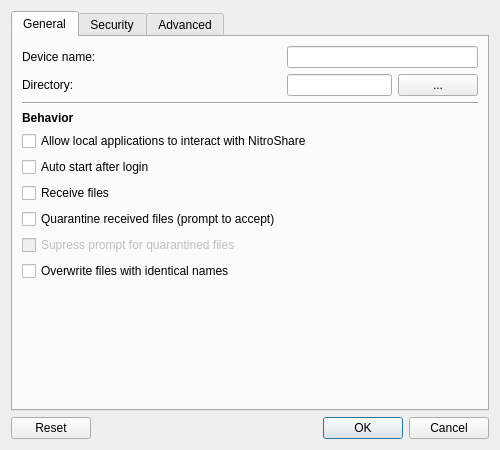
First picture: the form in src/settings/settingsdialog.ui, repository nitroshare/nitroshare-desktop, before the edit.
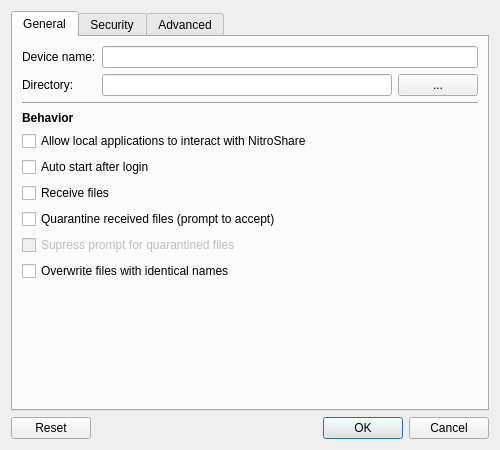
Second picture: the form after the edit. Icons and pictures are not drawn.

Commit message: Fix settings dialog layout.

What changed in the file:
```diff
--- a/src/settings/settingsdialog.ui
+++ b/src/settings/settingsdialog.ui
@@ -39,22 +39,50 @@
       <attribute name="title">
        <string>General</string>
       </attribute>
-      <layout class="QGridLayout" name="gridLayout_4">
-       <item row="2" column="0" colspan="2">
+      <layout class="QVBoxLayout" name="verticalLayout_2">
+       <item>
+        <layout class="QGridLayout" name="gridLayout_3">
+         <item row="0" column="0">
+          <widget class="QLabel" name="deviceNameLabel">
+           <property name="text">
+            <string>Device name:</string>
+           </property>
+          </widget>
+         </item>
+         <item row="0" column="1">
+          <widget class="QLineEdit" name="deviceNameEdit"/>
+         </item>
+         <item row="1" column="0">
+          <widget class="QLabel" name="transferDirectoryLabel">
+           <property name="text">
+            <string>Directory:</string>
+           </property>
+          </widget>
+         </item>
+         <item row="1" column="1">
+          <layout class="QHBoxLayout" name="transferDirectoryLayout">
+           <item>
+            <widget class="QLineEdit" name="transferDirectoryEdit"/>
+           </item>
+           <item>
+            <widget class="QPushButton" name="transferDirectoryButton">
+             <property name="text">
+              <string>...</string>
+             </property>
+            </widget>
+           </item>
+          </layout>
+         </item>
+        </layout>
+       </item>
+       <item>
         <widget class="Line" name="line_2">
          <property name="orientation">
           <enum>Qt::Horizontal</enum>
          </property>
         </widget>
        </item>
-       <item row="5" column="0" colspan="2">
-        <widget class="QCheckBox" name="autoStartCheckBox">
-         <property name="text">
-          <string>Auto start after login</string>
-         </property>
-        </widget>
-       </item>
-       <item row="3" column="0" colspan="2">
+       <item>
         <widget class="QLabel" name="behaviorLabel">
          <property name="font">
           <font>
@@ -67,66 +95,52 @@
          </property>
         </widget>
        </item>
-       <item row="0" column="1">
-        <widget class="QLineEdit" name="deviceNameEdit"/>
-       </item>
-       <item row="6" column="0" colspan="2">
-        <widget class="QCheckBox" name="receiveFilesCheckBox">
-         <property name="text">
-          <string>Receive files</string>
-         </property>
-        </widget>
-       </item>
-       <item row="4" column="0" colspan="2">
+       <item>
         <widget class="QCheckBox" name="localApiCheckBox">
          <property name="text">
           <string>Allow local applications to interact with NitroShare</string>
          </property>
         </widget>
        </item>
-       <item row="0" column="0">
-        <widget class="QLabel" name="deviceNameLabel">
+       <item>
+        <widget class="QCheckBox" name="autoStartCheckBox">
          <property name="text">
-          <string>Device name:</string>
+          <string>Auto start after login</string>
          </property>
         </widget>
        </item>
-       <item row="1" column="1">
-        <layout class="QHBoxLayout" name="transferDirectoryLayout">
-         <item>
-          <widget class="QLineEdit" name="transferDirectoryEdit"/>
-         </item>
-         <item>
-          <widget class="QPushButton" name="transferDirectoryButton">
-           <property name="text">
-            <string>...</string>
-           </property>
-          </widget>
-         </item>
-        </layout>
+       <item>
+        <widget class="QCheckBox" name="receiveFilesCheckBox">
+         <property name="text">
+          <string>Receive files</string>
+         </property>
+        </widget>
        </item>
-       <item row="9" column="0">
+       <item>
         <widget class="QCheckBox" name="quarantineCheckBox">
          <property name="text">
           <string>Quarantine received files (prompt to accept)</string>
          </property>
         </widget>
        </item>
-       <item row="11" column="0">
+       <item>
+        <widget class="QCheckBox" name="quarantineSuppressCheckBox">
+         <property name="enabled">
+          <bool>false</bool>
+         </property>
+         <property name="text">
+          <string>Supress prompt for quarantined files</string>
+         </property>
+        </widget>
+       </item>
+       <item>
         <widget class="QCheckBox" name="overwriteCheckBox">
          <property name="text">
           <string>Overwrite files with identical names</string>
          </property>
         </widget>
        </item>
-       <item row="1" column="0">
-        <widget class="QLabel" name="transferDirectoryLabel">
-         <property name="text">
-          <string>Directory:</string>
-         </property>
-        </widget>
-       </item>
-       <item row="12" column="0">
+       <item>
         <spacer name="verticalSpacer1">
          <property name="orientation">
           <enum>Qt::Vertical</enum>
@@ -139,16 +153,6 @@
          </property>
         </spacer>
        </item>
-       <item row="10" column="0">
-        <widget class="QCheckBox" name="quarantineSuppressCheckBox">
-         <property name="enabled">
-          <bool>false</bool>
-         </property>
-         <property name="text">
-          <string>Supress prompt for quarantined files</string>
-         </property>
-        </widget>
-       </item>
       </layout>
      </widget>
      <widget class="QWidget" name="securityTab">
```
The commit also changes 1 other file.
